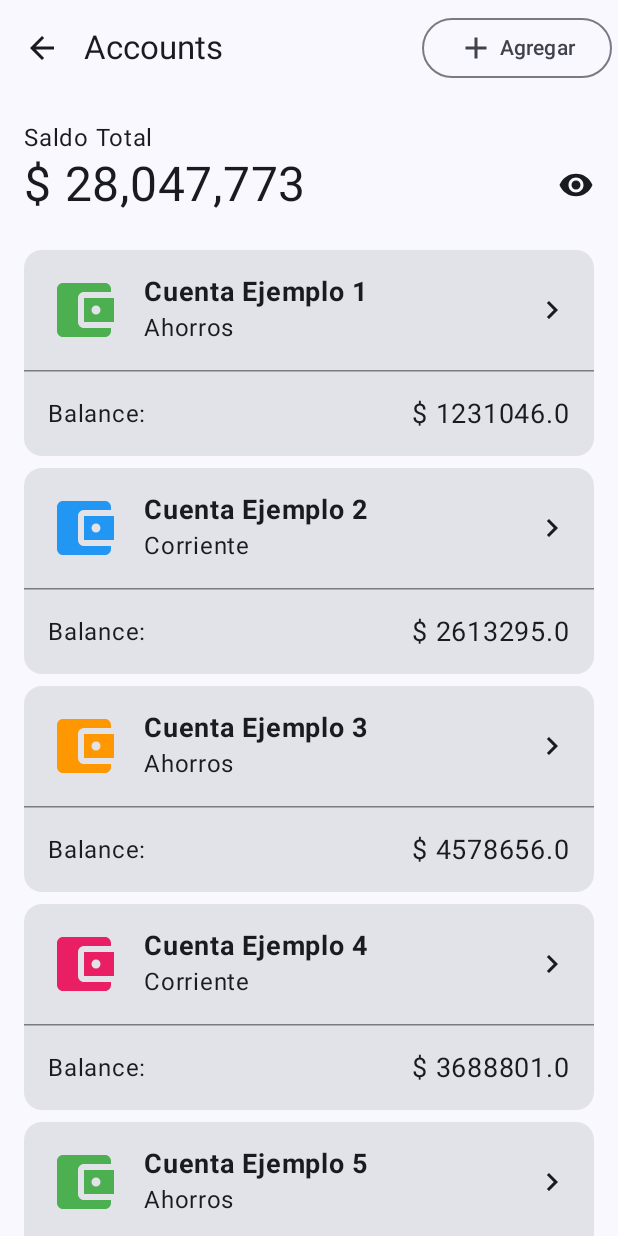
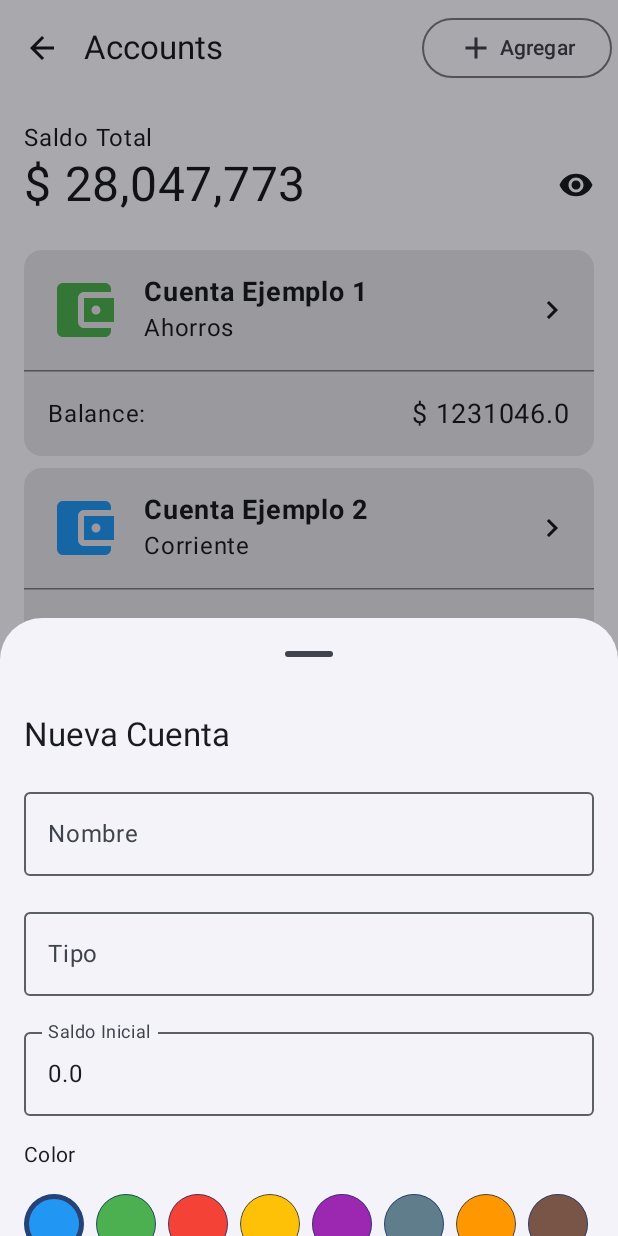
Before and after one commit to ing-fabiansuarez/GuardaditoApp, an Android app built with Jetpack Compose: the AccountScreen screen opened through its navigation route, after a tap on "Agregar", on a phone screen of 412 x 824 dp. Run offline under Robolectric (Android 15) with nearby library versions, the phone set to English and light mode, and no system bars; our stand-ins replace Room's generated code.

Commit message:
Se crearon los formulario para Agregar una nueva cuenta.

```diff
--- a/app/src/main/java/software/mys/guardaditoapp/ui/screen/AccountScreen.kt
+++ b/app/src/main/java/software/mys/guardaditoapp/ui/screen/AccountScreen.kt
@@ -49,6 +49,7 @@ import androidx.compose.ui.tooling.preview.Preview
 import androidx.compose.ui.unit.dp
 import androidx.compose.ui.unit.sp
 import software.mys.guardaditoapp.ui.models.AccountUi
+import software.mys.guardaditoapp.ui.screen.form.AccountForm
 import java.text.NumberFormat
 
 @OptIn(ExperimentalMaterial3Api::class)
@@ -76,6 +77,16 @@ fun AccountScreen(onBackClick: () -> Unit = {}) {
         }
     }
 
+    var showForm by remember { mutableStateOf(false) }
+    if (showForm) {
+        AccountForm(
+            onCloseClick = { showForm = false },
+            onSaveComplete = { newAccount ->
+                // Manejar la nueva cuenta creada
+            }
+        )
+    }
+
     Scaffold(
         topBar = {
             TopAppBar(
@@ -87,7 +98,9 @@ fun AccountScreen(onBackClick: () -> Unit = {}) {
                 },
                 actions = {
                     OutlinedButton(
-                        onClick = { }
+                        onClick = {
+                            showForm = true
+                        }
                     ) {
                         Icon(
                             Icons.Default.Add,
@@ -103,6 +116,7 @@ fun AccountScreen(onBackClick: () -> Unit = {}) {
             )
         }
     ) { innerPadding ->
+
         LazyColumn(
             modifier = Modifier.padding(innerPadding),
             contentPadding = PaddingValues(16.dp), // Padding alrededor de la lista
@@ -119,6 +133,7 @@ fun AccountScreen(onBackClick: () -> Unit = {}) {
                 AccountItem(account = account)
             }
         }
+
 
     }
 
--- /dev/null
+++ b/app/src/main/java/software/mys/guardaditoapp/ui/screen/form/AccountForm.kt
@@ -0,0 +1,102 @@
+package software.mys.guardaditoapp.ui.screen.form
+
+import androidx.compose.foundation.layout.*
+import androidx.compose.foundation.text.KeyboardOptions
+import androidx.compose.material3.*
+import androidx.compose.runtime.*
+import androidx.compose.ui.Modifier
+import androidx.compose.ui.text.input.KeyboardType
+import androidx.compose.ui.unit.dp
+import androidx.lifecycle.viewmodel.compose.viewModel
+import software.mys.guardaditoapp.ui.models.AccountUi
+import software.mys.guardaditoapp.ui.viewmodel.AccountFormViewModel
+
+@OptIn(ExperimentalMaterial3Api::class, ExperimentalLayoutApi::class)
+@Composable
+fun AccountForm(
+    viewModel: AccountFormViewModel = viewModel(),
+    onCloseClick: () -> Unit = {},
+    onSaveComplete: (AccountUi) -> Unit = {}
+) {
+    ModalBottomSheet(
+        onDismissRequest = onCloseClick
+    ) {
+        val uiState by viewModel.uiState
+
+        Column(
+            modifier = Modifier.padding(16.dp),
+            verticalArrangement = Arrangement.spacedBy(16.dp),
+        ) {
+            Text("Nueva Cuenta", style = MaterialTheme.typography.titleLarge)
+
+            // Campo Nombre
+            OutlinedTextField(
+                value = uiState.name,
+                onValueChange = viewModel::setName,
+                label = { Text("Nombre") },
+                modifier = Modifier.fillMaxWidth(),
+                singleLine = true
+            )
+
+            // Campo Tipo
+            OutlinedTextField(
+                value = uiState.type,
+                onValueChange = viewModel::setType,
+                label = { Text("Tipo") },
+                modifier = Modifier.fillMaxWidth(),
+                singleLine = true
+            )
+
+            // Campo Saldo
+            OutlinedTextField(
+                value = uiState.balance,
+                onValueChange = viewModel::setBalance,
+                label = { Text("Saldo Inicial") },
+                modifier = Modifier.fillMaxWidth(),
+                keyboardOptions = KeyboardOptions(keyboardType = KeyboardType.Decimal),
+                singleLine = true
+            )
+
+            // Selector de Color
+            InputColor(
+                onColorSelected = viewModel::setColor,
+                selectedColor = uiState.selectedColor
+            )
+
+            // Selector de Icono
+            InputIcon(
+                onIconSelected = viewModel::setIcon,
+                selectedIcon = uiState.selectedIcon
+            )
+
+            // Botón Guardar
+            Button(
+                onClick = {
+                    onSaveComplete(
+                        AccountUi(
+                            name = uiState.name,
+                            type = uiState.type,
+                            balance = uiState.balance.toDoubleOrNull() ?: 0.0,
+                            icon = uiState.selectedIcon,
+                            colorHex = uiState.selectedColor
+                        )
+                    )
+                    onCloseClick()
+                },
+                modifier = Modifier
+                    .fillMaxWidth()
+                    .height(50.dp),
+                enabled = uiState.isValid && !uiState.isLoading
+            ) {
+                if (uiState.isLoading) {
+                    CircularProgressIndicator(
+                        modifier = Modifier.size(24.dp),
+                        color = MaterialTheme.colorScheme.onPrimary
+                    )
+                } else {
+                    Text("Guardar")
+                }
+            }
+        }
+    }
+}
--- a/app/src/main/java/software/mys/guardaditoapp/ui/screen/form/CategoryForm.kt
+++ b/app/src/main/java/software/mys/guardaditoapp/ui/screen/form/CategoryForm.kt
@@ -121,7 +121,7 @@ fun CategoryForm(
 
 @OptIn(ExperimentalLayoutApi::class)
 @Composable
-private fun InputIcon(onIconSelected: (ImageVector) -> Unit, selectedIcon: ImageVector) {
+fun InputIcon(onIconSelected: (ImageVector) -> Unit, selectedIcon: ImageVector) {
     Text("Icono", style = MaterialTheme.typography.bodyMedium)
     FlowRow(
         modifier = Modifier.fillMaxWidth(),
@@ -157,7 +157,7 @@ private fun InputIcon(onIconSelected: (ImageVector) -> Unit, selectedIcon: Image
 
 @OptIn(ExperimentalLayoutApi::class)
 @Composable
-private fun InputColor(onColorSelected: (Long) -> Unit = {}, selectedColor: Long) {
+ fun InputColor(onColorSelected: (Long) -> Unit = {}, selectedColor: Long) {
     Text("Color", style = MaterialTheme.typography.bodyMedium)
     FlowRow(
         modifier = Modifier.fillMaxWidth(),
--- /dev/null
+++ b/app/src/main/java/software/mys/guardaditoapp/ui/viewmodel/AccountFormViewModel.kt
@@ -0,0 +1,47 @@
+package software.mys.guardaditoapp.ui.viewmodel
+
+import androidx.compose.material.icons.Icons
+import androidx.compose.material.icons.filled.AccountBalanceWallet
+import androidx.compose.runtime.State
+import androidx.compose.runtime.mutableStateOf
+import androidx.compose.ui.graphics.vector.ImageVector
+import androidx.lifecycle.ViewModel
+import software.mys.guardaditoapp.ui.util.AppColors
+
+class AccountFormViewModel : ViewModel() {
+    private val _uiState = mutableStateOf(AccountFormState())
+    val uiState: State<AccountFormState> = _uiState
+
+    fun setName(name: String) {
+        _uiState.value = _uiState.value.copy(name = name)
+    }
+
+    fun setType(type: String) {
+        _uiState.value = _uiState.value.copy(type = type)
+    }
+
+    fun setIcon(icon: ImageVector) {
+        _uiState.value = _uiState.value.copy(selectedIcon = icon)
+    }
+
+    fun setColor(color: Long) {
+        _uiState.value = _uiState.value.copy(selectedColor = color)
+    }
+
+    fun setBalance(balance: String) {
+        _uiState.value = _uiState.value.copy(balance = balance)
+    }
+}
+
+data class AccountFormState(
+    val name: String = "",
+    val type: String = "",
+    val balance: String = "0.0",
+    val selectedIcon: ImageVector = Icons.Default.AccountBalanceWallet,
+    val selectedColor: Long = AppColors.colors.first(),
+    val isLoading: Boolean = false,
+    val error: String? = null
+) {
+    val isValid: Boolean
+        get() = name.isNotBlank() && type.isNotBlank() && balance.isNotBlank()
+}
```
